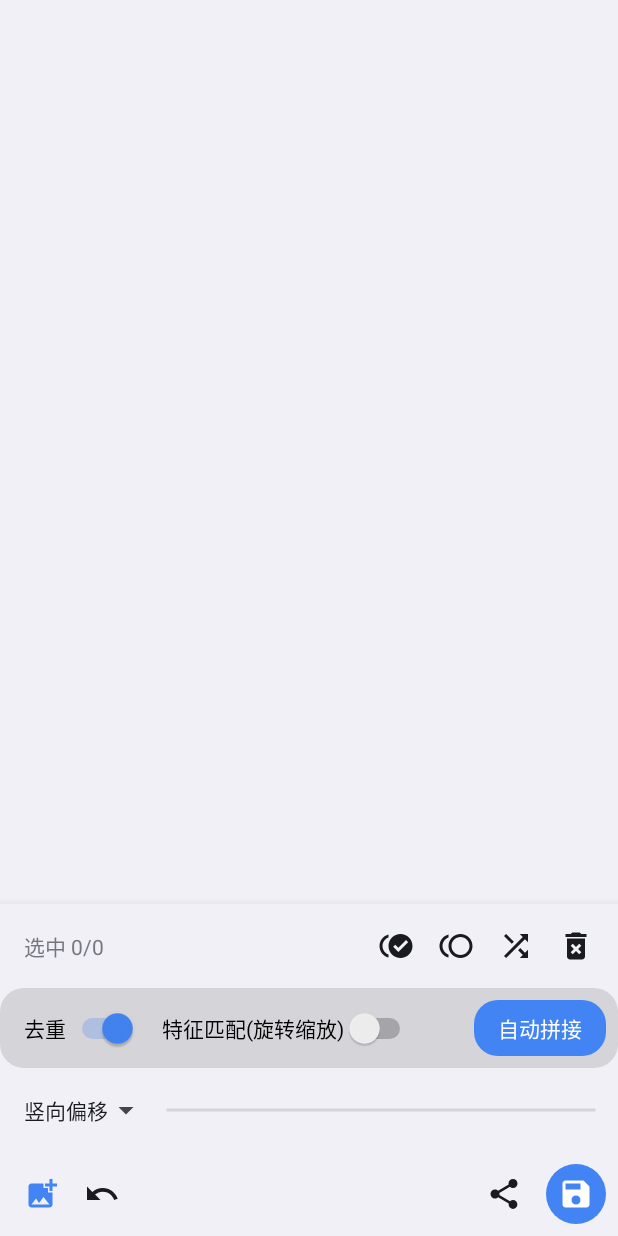
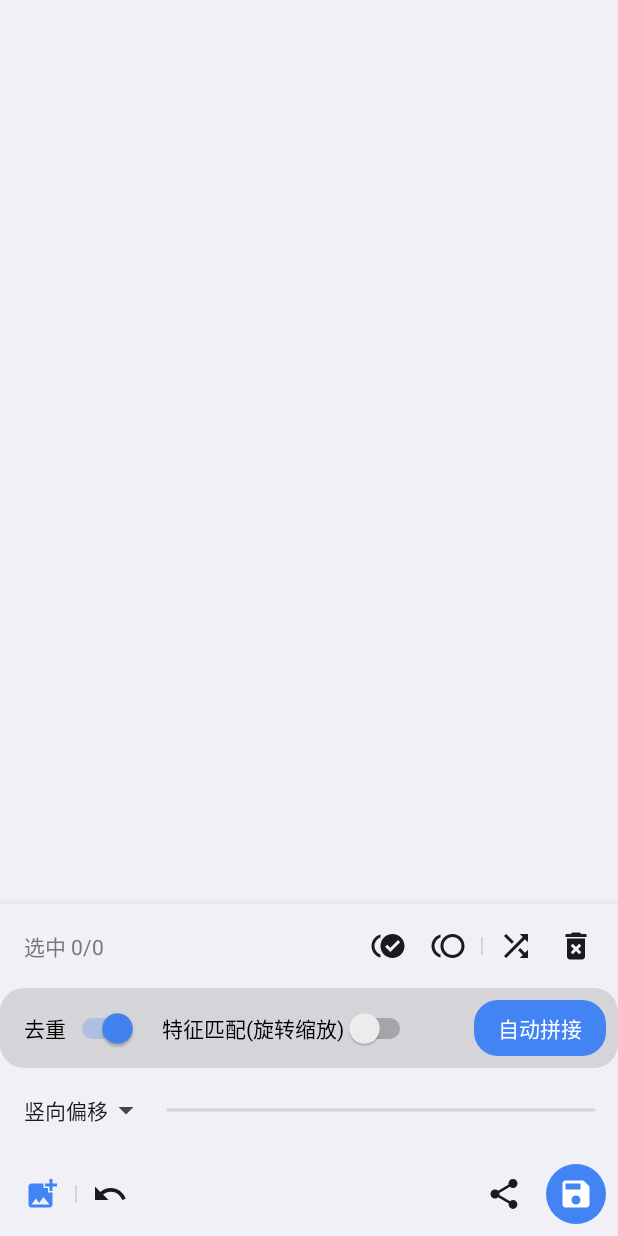
Before and after one commit to ekibun/Stitch, an Android app: the screen it shows after launch (EditActivity), after a tap on "相册导入", on a phone screen of 412 x 824 dp. Run offline under Robolectric (Android 15) with nearby library versions, the phone set to English and light mode, and no system bars.

Commit message:
1. fix crash

```diff
--- a/app/src/main/java/soko/ekibun/stitch/CaptureService.kt
+++ b/app/src/main/java/soko/ekibun/stitch/CaptureService.kt
@@ -23,6 +23,7 @@ class CaptureService : Service() {
     val key = App.bitmapCache.saveBitmap(projectKey, bmp)
     val info = Stitch.StitchInfo(key, bmp.width, bmp.height)
     val project = App.getProject(projectKey)
+    project.updateUndo(screenCapture)
     project.stitchInfo.add(info)
     notification.updateText(project.stitchInfo.size)
   }
@@ -48,7 +49,6 @@ class CaptureService : Service() {
     App.captureProject?.let {
       val project = App.getProject(it)
       if (project.stitchInfo.isNotEmpty()) {
-        project.updateUndo()
         EditActivity.startActivity(this, it)
       }
     }
--- a/app/src/main/java/soko/ekibun/stitch/EditActivity.kt
+++ b/app/src/main/java/soko/ekibun/stitch/EditActivity.kt
@@ -353,7 +353,6 @@ class EditActivity : Activity() {
 
     findViewById<View>(R.id.menu_undo).setOnClickListener {
       project.undo()
-      project.selected.clear()
       updateSelectInfo()
     }
 
@@ -480,6 +479,7 @@ class EditActivity : Activity() {
     numberA.doAfterTextChanged {
       if (!numberA.isFocused) return@doAfterTextChanged
       val newNum = it?.toString()?.toFloatOrNull() ?: return@doAfterTextChanged
+      project.updateUndo(numberA)
       setNumber(newNum)
       updateSeekbar()
       invalidateView()
@@ -487,6 +487,7 @@ class EditActivity : Activity() {
     numberB.doAfterTextChanged {
       if (!numberB.isFocused) return@doAfterTextChanged
       val newNum = it?.toString()?.toFloatOrNull() ?: return@doAfterTextChanged
+      project.updateUndo(numberB)
       setNumber(null, newNum)
       updateSeekbar()
       invalidateView()
@@ -494,6 +495,7 @@ class EditActivity : Activity() {
     numberInc.setOnClickListener {
       val newNum = (numberA.text.toString().toFloatOrNull() ?: 0f) +
           10.0.pow(-(selectItems[selectIndex]?.first ?: 0).toDouble()).toFloat()
+      project.updateUndo(numberInc)
       updateNumberView(newNum)
       setNumber(newNum)
       updateSeekbar()
@@ -502,15 +504,20 @@ class EditActivity : Activity() {
     numberDec.setOnClickListener {
       val newNum = (numberA.text.toString().toFloatOrNull() ?: 0f) -
           10.0.pow(-(selectItems[selectIndex]?.first ?: 0).toDouble()).toFloat()
+      project.updateUndo(numberDec)
       updateNumberView(newNum)
       setNumber(newNum)
       updateSeekbar()
       invalidateView()
     }
     seekbar.onRangeChange = { a, b ->
+      project.updateUndo(seekbar)
       setNumber(a, b, true)
       updateNumber()
       invalidateView()
+    }
+    seekbar.onTouchUp = {
+      project.clearUndoTag()
     }
     selectAll()
   }
@@ -528,7 +535,6 @@ class EditActivity : Activity() {
     when (requestCode) {
       REQUEST_CAPTURE -> finish()
       REQUEST_IMPORT, REQUEST_IMPORT_NEW -> {
-        project.updateUndo()
         project.selected.clear()
         val progress = ProgressDialog.show(
           this, null,
@@ -540,9 +546,11 @@ class EditActivity : Activity() {
             val count: Int =
               clipData.itemCount
             for (i in 0 until count) {
+              project.updateUndo(data)
               addImage(clipData.getItemAt(i).uri)
             }
           } else data?.data?.let { path ->
+            project.updateUndo(data)
             addImage(path)
           }
           runOnUiThread {
--- a/app/src/main/java/soko/ekibun/stitch/MainActivity.kt
+++ b/app/src/main/java/soko/ekibun/stitch/MainActivity.kt
@@ -7,6 +7,7 @@ import android.content.Intent
 import android.content.pm.ApplicationInfo
 import android.content.pm.PackageManager
 import android.net.Uri
+import android.os.Build
 import android.os.Bundle
 import android.text.Html
 import android.text.method.LinkMovementMethod
@@ -24,6 +25,7 @@ class MainActivity : Activity() {
   }
 
   private val headerView by lazy {
+    @Suppress("InflateParams")
     LayoutInflater.from(this).inflate(R.layout.list_header, null, false)
   }
   private val projectList by lazy { findViewById<ListView>(R.id.proj_list) }
@@ -36,7 +38,9 @@ class MainActivity : Activity() {
     try {
       val pi = context.packageManager.getPackageInfo(context.packageName, 0)
       versionName = pi.versionName
-      versionCode = pi.longVersionCode
+      versionCode = if (Build.VERSION.SDK_INT >= Build.VERSION_CODES.P) {
+        pi.longVersionCode
+      } else @Suppress("DEPRECATION") pi.versionCode.toLong()
       val info = context.applicationInfo
       isApkInDebug = info.flags and ApplicationInfo.FLAG_DEBUGGABLE != 0
     } catch (e: PackageManager.NameNotFoundException) {
@@ -50,13 +54,17 @@ class MainActivity : Activity() {
     adapter.updateProjects()
   }
 
+  fun String.toHtml(): CharSequence = if (Build.VERSION.SDK_INT >= Build.VERSION_CODES.N) {
+    Html.fromHtml(this, Html.FROM_HTML_MODE_LEGACY)
+  } else @Suppress("DEPRECATION") Html.fromHtml(this)
+
   override fun onCreate(savedInstanceState: Bundle?) {
     super.onCreate(savedInstanceState)
 
     val policyVersion = getString(R.string.policy_version)
     if (App.sp.getString("policy_version", "") != policyVersion) {
       val policyView = TextView(this)
-      policyView.text = Html.fromHtml(getString(R.string.policy, Html.FROM_HTML_MODE_LEGACY))
+      policyView.text = getString(R.string.policy).toHtml()
       val padding = (resources.displayMetrics.density * 24).roundToInt()
       policyView.setPaddingRelative(padding, padding, padding, 0)
       policyView.movementMethod = LinkMovementMethod.getInstance()
@@ -73,7 +81,7 @@ class MainActivity : Activity() {
     projectList.adapter = adapter
 
     val str = getString(R.string.guidance_info, getVersion(this))
-    headerView.findViewById<TextView>(R.id.guidance_info).text = Html.fromHtml(str, Html.FROM_HTML_MODE_LEGACY)
+    headerView.findViewById<TextView>(R.id.guidance_info).text = str.toHtml()
     headerView.findViewById<TextView>(R.id.menu_privacy).setOnClickListener {
       try {
         val intent = Intent(Intent.ACTION_VIEW)
@@ -85,7 +93,7 @@ class MainActivity : Activity() {
     }
     headerView.findViewById<TextView>(R.id.menu_about).setOnClickListener {
       val aboutView = TextView(this)
-      aboutView.text = Html.fromHtml(getString(R.string.about_info, getVersion(this)))
+      aboutView.text = getString(R.string.about_info, getVersion(this)).toHtml()
       val padding = (resources.displayMetrics.density * 24).roundToInt()
       aboutView.setPaddingRelative(padding, padding, padding, 0)
       aboutView.movementMethod = LinkMovementMethod.getInstance()
@@ -93,7 +101,7 @@ class MainActivity : Activity() {
         .setView(aboutView)
         .setNegativeButton(getString(R.string.menu_opensource)) { _, _ ->
           val opensourceView = TextView(this)
-          opensourceView.text = Html.fromHtml(getString(R.string.opensource))
+          opensourceView.text = getString(R.string.opensource).toHtml()
           opensourceView.setPaddingRelative(padding, padding, padding, 0)
           opensourceView.movementMethod = LinkMovementMethod.getInstance()
           AlertDialog.Builder(this)
--- a/app/src/main/java/soko/ekibun/stitch/RangeSeekbar.kt
+++ b/app/src/main/java/soko/ekibun/stitch/RangeSeekbar.kt
@@ -156,7 +156,7 @@ class RangeSeekbar(context: Context?, attrs: AttributeSet?) : View(context, attr
   }
 
   var onRangeChange: ((Float, Float) -> Unit)? = null
-  var onUpdateUndo: (() -> Unit)? = null
+  var onTouchUp: (() -> Unit)? = null
 
   private var downX = 0f
   private var downY = 0f
@@ -177,10 +177,10 @@ class RangeSeekbar(context: Context?, attrs: AttributeSet?) : View(context, attr
           type != TYPE_CENTER && ar >= br && br < 2 * radius -> 2
           else -> 0
         }
-        if (downObj != 0) onUpdateUndo?.invoke()
       }
       MotionEvent.ACTION_UP, MotionEvent.ACTION_CANCEL -> {
         downObj = 0
+        onTouchUp?.invoke()
       }
       MotionEvent.ACTION_MOVE -> {
         val newValue = ((event.x - radius) / max(1f, (width - 2 * radius)))
--- a/app/src/main/java/soko/ekibun/stitch/StartCaptureActivity.kt
+++ b/app/src/main/java/soko/ekibun/stitch/StartCaptureActivity.kt
@@ -42,7 +42,6 @@ class StartCaptureActivity : Activity() {
     if (requestCode == REQUEST_CAPTURE) {
       if (resultCode == RESULT_OK) {
         // 获得权限，启动Service开始录制
-        project.updateUndo()
         val service = Intent(this, CaptureService::class.java)
         service.putExtra("captureData", data)
         service.putExtra("project", projectKey)
--- a/app/src/main/jni/CMakeLists.txt
+++ b/app/src/main/jni/CMakeLists.txt
@@ -6,7 +6,7 @@ include(ExternalProject)
 
 ExternalProject_Add(opencv_lib
         PREFIX "opencv_lib"
-        SOURCE_DIR "${CMAKE_CURRENT_LIST_DIR}/opencv/opencv"
+        SOURCE_DIR "${CMAKE_CURRENT_LIST_DIR}/opencv"
         CMAKE_ARGS
         -DCMAKE_MAKE_PROGRAM=${CMAKE_MAKE_PROGRAM}
         -DCMAKE_TOOLCHAIN_FILE=${CMAKE_TOOLCHAIN_FILE}
@@ -16,7 +16,7 @@ ExternalProject_Add(opencv_lib
         -DCMAKE_BUILD_TYPE=Release
         -DANDROID_PLATFORM=${ANDROID_PLATFORM}
         -DOPENCV_ENABLE_NONFREE=ON
-        -DOPENCV_EXTRA_MODULES_PATH=${CMAKE_CURRENT_LIST_DIR}/opencv/opencv_contrib/modules/
+        -DOPENCV_EXTRA_MODULES_PATH=${CMAKE_CURRENT_LIST_DIR}/opencv_contrib/modules/
         -DANDROID_STL=c++_static
         -DBUILD_ANDROID_PROJECTS=OFF
         -DBUILD_EXAMPLES=OFF
@@ -40,6 +40,8 @@ target_include_directories(stitch PRIVATE "${OpenCV_DIR}/jni/include")
 find_library(log-lib log)
 if (${ANDROID_ABI} MATCHES "armeabi-v7a|arm64-v8a")
     set(HAL_LIBS tegra_hal)
+else()
+    set(HAL_LIBS ippicv ippiw)
 endif ()
 
 target_link_libraries(stitch ${log-lib} ${HAL_LIBS} jnigraphics z cpufeatures ittnotify
--- a/app/src/main/res/layout/activity_edit.xml
+++ b/app/src/main/res/layout/activity_edit.xml
@@ -4,6 +4,7 @@
     android:layout_width="match_parent"
     android:layout_height="match_parent"
     android:orientation="vertical"
+    android:background="?android:colorBackground"
     tools:ignore="UnusedAttribute,ContentDescription,LabelFor">
 
     <soko.ekibun.stitch.EditView
@@ -56,6 +57,12 @@
                 android:tooltipText="@string/menu_select_clear"
                 android:src="@drawable/ic_check_clear"
                 android:tint="?android:attr/textColorPrimary" />
+
+            <View
+                android:layout_width="1dp"
+                android:layout_height="12dp"
+                android:layout_margin="2dp"
+                android:background="@color/opaque" />
 
             <ImageView
                 android:id="@+id/menu_swap"
@@ -227,6 +234,12 @@
                 android:src="@drawable/ic_image_add"
                 android:tint="?android:colorPrimary" />
 
+            <View
+                android:layout_width="1dp"
+                android:layout_height="12dp"
+                android:layout_margin="2dp"
+                android:background="@color/opaque" />
+
             <ImageView
                 android:id="@+id/menu_undo"
                 android:layout_width="wrap_content"
```
Also changed, not shown: app/src/main/java/soko/ekibun/stitch/Stitch.kt (+28 -6 lines), 1 other file.
